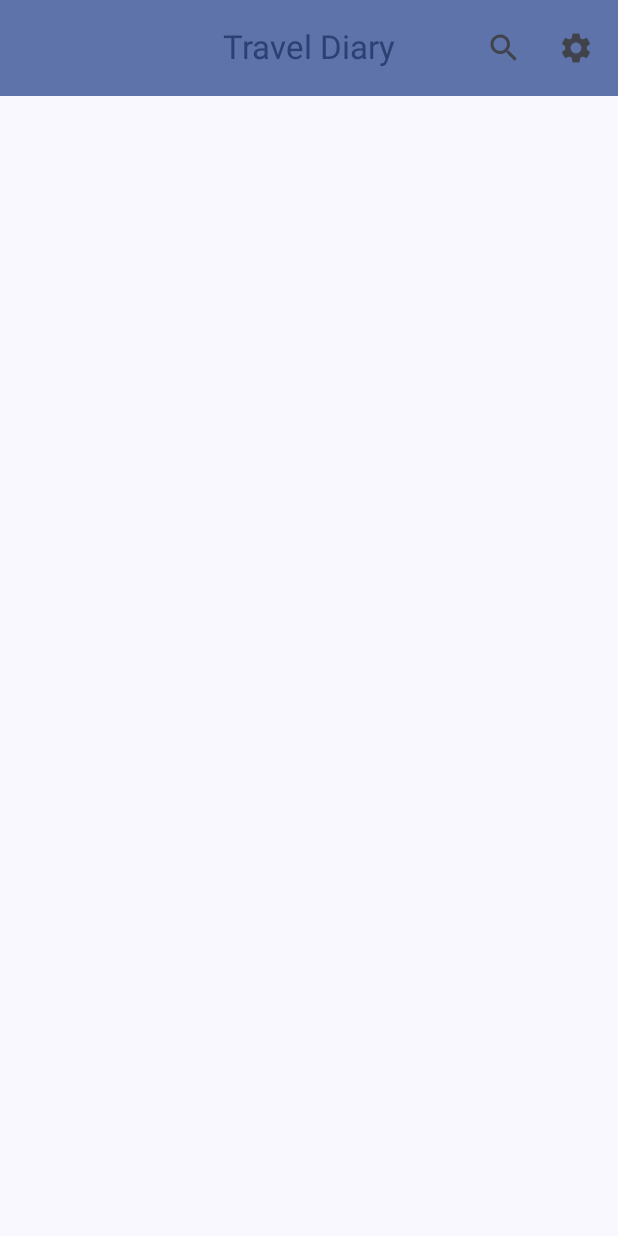
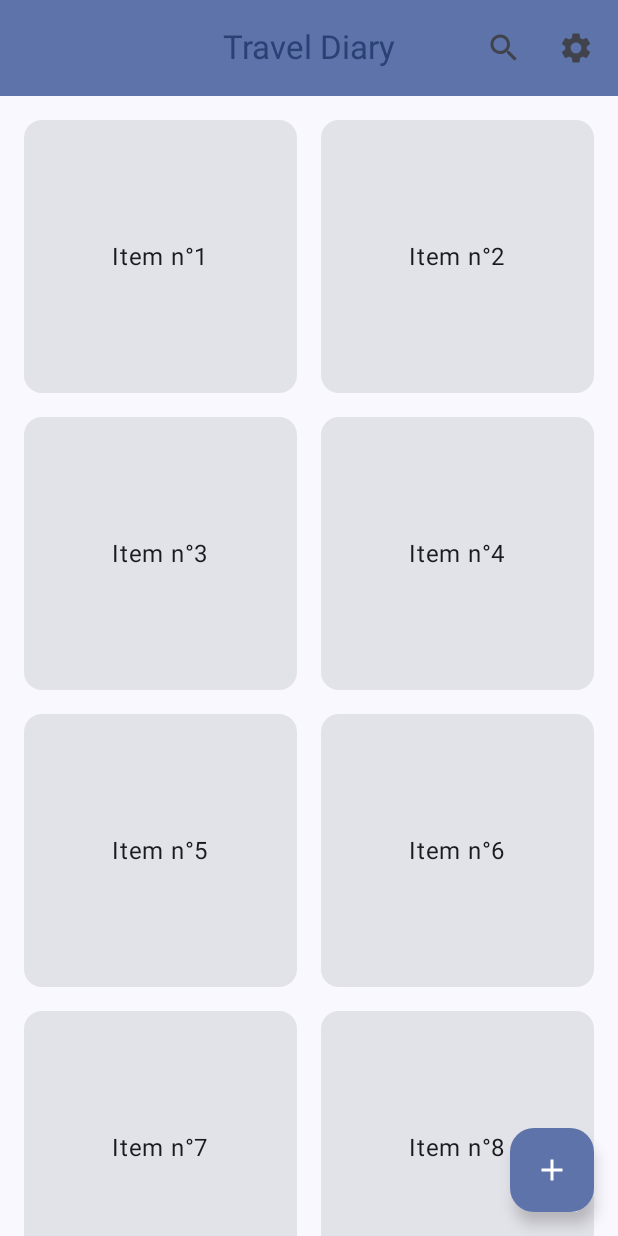
Before and after one commit to mamax2/TravelDiary, an Android app built with Jetpack Compose: the screen it shows after launch (MainActivity), on a phone screen of 412 x 824 dp. Run offline under Robolectric (Android 15) with nearby library versions, the phone set to English and light mode, and no system bars.

Commit message:
added buttons

```diff
--- a/app/src/main/java/com/example/traveldiary/MainActivity.kt
+++ b/app/src/main/java/com/example/traveldiary/MainActivity.kt
@@ -1,35 +1,51 @@
 package com.example.traveldiary
 
 import android.annotation.SuppressLint
+import android.content.Intent
 import android.os.Bundle
 import androidx.activity.ComponentActivity
 import androidx.activity.compose.setContent
 import androidx.activity.enableEdgeToEdge
+import androidx.compose.foundation.Image
+import androidx.compose.foundation.layout.Arrangement
+import androidx.compose.foundation.layout.Column
+import androidx.compose.foundation.layout.PaddingValues
+import androidx.compose.foundation.layout.Row
+import androidx.compose.foundation.layout.aspectRatio
 import androidx.compose.foundation.layout.fillMaxSize
+import androidx.compose.foundation.layout.fillMaxWidth
 import androidx.compose.foundation.layout.padding
 import androidx.compose.foundation.layout.size
+import androidx.compose.foundation.lazy.grid.GridCells
+import androidx.compose.foundation.lazy.grid.LazyVerticalGrid
 import androidx.compose.material.icons.Icons
+import androidx.compose.material.icons.filled.Add
 import androidx.compose.material.icons.filled.Search
 import androidx.compose.material.icons.filled.Settings
 import androidx.compose.material3.Card
 import androidx.compose.material3.CardDefaults
 import androidx.compose.material3.CenterAlignedTopAppBar
 import androidx.compose.material3.ExperimentalMaterial3Api
+import androidx.compose.material3.FloatingActionButton
 import androidx.compose.material3.Icon
 import androidx.compose.material3.IconButton
 import androidx.compose.material3.MaterialTheme
 import androidx.compose.material3.Scaffold
+import androidx.compose.material3.SmallFloatingActionButton
 import androidx.compose.material3.Text
 import androidx.compose.material3.TopAppBar
 import androidx.compose.material3.TopAppBarDefaults
 import androidx.compose.material3.rememberTopAppBarState
 import androidx.compose.runtime.Composable
+import androidx.compose.ui.Alignment
 import androidx.compose.ui.Modifier
 import androidx.compose.ui.input.nestedscroll.nestedScroll
+import androidx.compose.ui.platform.LocalContext
 import androidx.compose.ui.text.style.TextAlign
 import androidx.compose.ui.text.style.TextOverflow
 import androidx.compose.ui.tooling.preview.Preview
 import androidx.compose.ui.unit.dp
+import com.example.traveldiary.ui.screens.Settings
 import com.example.traveldiary.ui.theme.TravelDiaryTheme
 
 class MainActivity : ComponentActivity() {
@@ -41,9 +57,9 @@ class MainActivity : ComponentActivity() {
         setContent {
             TravelDiaryTheme {
                 val scrollBehavior = TopAppBarDefaults.pinnedScrollBehavior(rememberTopAppBarState())
+                val context = LocalContext.current
                 Scaffold(
                     modifier = Modifier.nestedScroll(scrollBehavior.nestedScrollConnection),
-
                     topBar = {
                         CenterAlignedTopAppBar(
                             colors = TopAppBarDefaults.centerAlignedTopAppBarColors(
@@ -66,17 +82,24 @@ class MainActivity : ComponentActivity() {
                                     )
                                 }
 
-                                IconButton(onClick = { /* do something */ }) {
+                                IconButton(onClick = {
+                                    val intent = Intent(context, Settings::class.java)
+                                    context.startActivity(intent)
+                                      }) {
                                     Icon(
                                         imageVector = Icons.Filled.Settings,
                                         contentDescription = "Localized description"
                                     )
                                 }
                             },
+
                             scrollBehavior = scrollBehavior,
-                        )
+                            )
                     },
-                ) {
+                    floatingActionButton= { FloatingActionButtonAdd()}
+
+                ) { contentPadding ->
+                    TravelDiaryGrid(Modifier.padding(contentPadding))
                 }
             }
 
@@ -85,19 +108,39 @@ class MainActivity : ComponentActivity() {
 }
 
 @Composable
-fun FilledCard() {
-    Card(
-        colors = CardDefaults.cardColors(
-            containerColor = MaterialTheme.colorScheme.surfaceVariant,
-        ),
-        modifier = Modifier
-            .size(width = 240.dp, height = 100.dp)
+fun TravelDiaryGrid(modifier: Modifier = Modifier) {
+    LazyVerticalGrid(
+        columns = GridCells.Fixed(2),
+        contentPadding = PaddingValues(8.dp),
+        modifier = modifier
     ) {
-        Text(
-            text = "Filled",
-            modifier = Modifier
-                .padding(16.dp),
-            textAlign = TextAlign.Center,
-        )
+        items(10) { index ->
+            TravelDiaryItem(index + 1)
+        }
     }
 }
+
+@Composable
+fun TravelDiaryItem(itemNumber: Int) {
+    Card(
+        modifier = Modifier
+            .padding(8.dp)
+            .fillMaxWidth()
+            .aspectRatio(1f),
+    ) {
+        Column(
+            modifier = Modifier.fillMaxSize(),
+            verticalArrangement = Arrangement.Center,
+            horizontalAlignment = Alignment.CenterHorizontally
+        ) {
+            Text("Item n°$itemNumber")
+        }
+    }
+}
+
+@Composable
+fun FloatingActionButtonAdd() {
+    FloatingActionButton(onClick = { /* Azione aggiungi elemento */ }) {
+        Icon(Icons.Filled.Add, contentDescription = "Aggiungi elemento")
+    }
+}
--- a/app/src/main/java/com/example/traveldiary/ui/screens/HomeScreen.kt
+++ /dev/null
@@ -1 +0,0 @@
-package com.example.traveldiary.ui.screens
--- a/app/src/main/java/com/example/traveldiary/ui/screens/SettingsScreen.kt
+++ /dev/null
@@ -1 +0,0 @@
-package com.example.traveldiary.ui.screens
```
Also changed, not shown: app/src/main/java/com/example/traveldiary/ui/screens/Settings.kt (added, +71 -0 lines).
